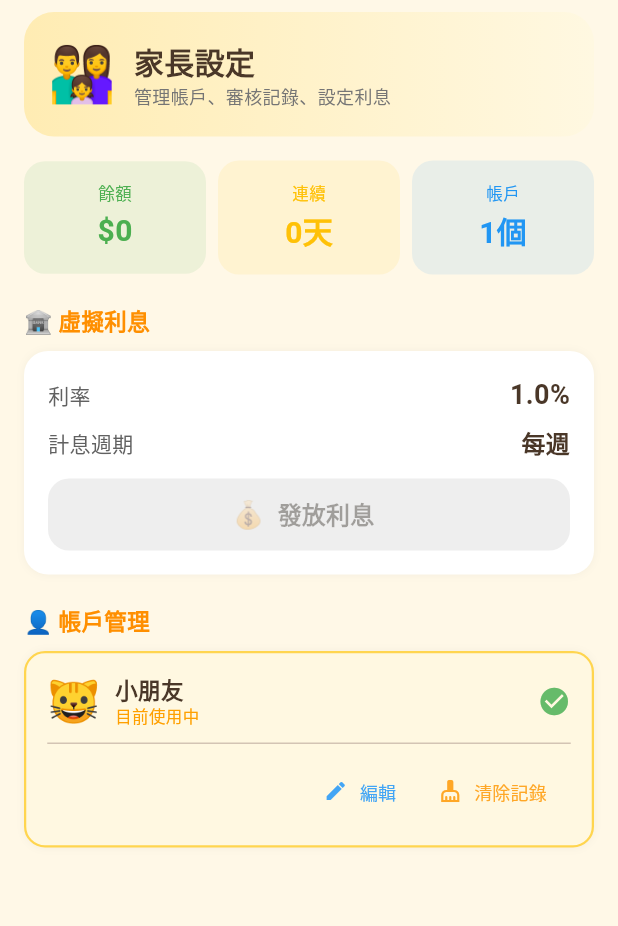
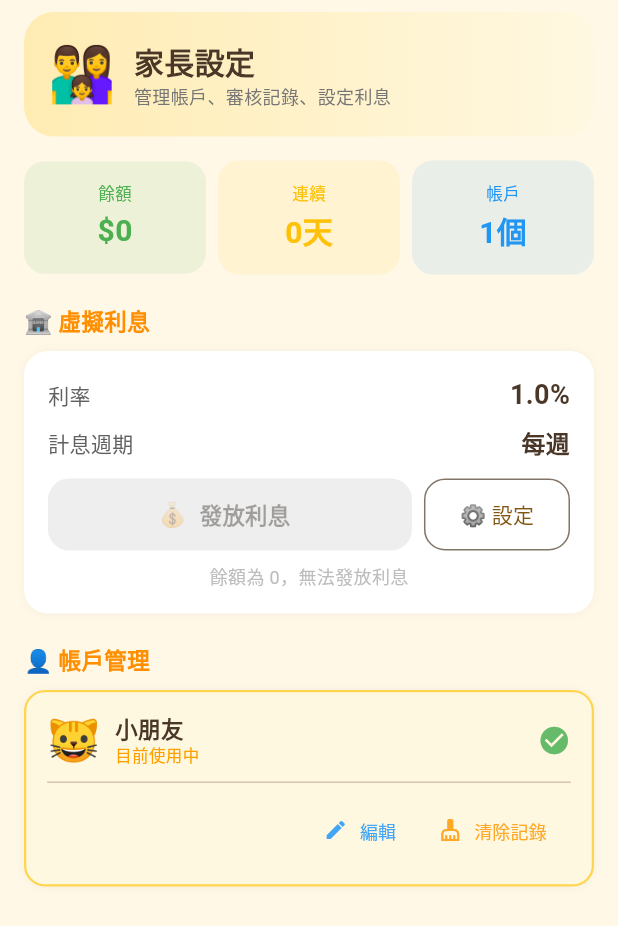
Before and after one commit to seasu/Meow-Meow-Bank, a Flutter app: the MoreScreen widget shown alone on an empty page, opened directly, on a phone screen of 412 x 824 dp. Shown: the top 926 px of the screen. Run offline on Flutter 3.47's test engine with Material 3 defaults, Android fonts, the phone set to English and light mode, and no system bars; our stand-ins replace audioplayers, shared_preferences; accounts and stored records are empty.

Commit message:
fix: complete interest settings with editable rate/period v2.0.0
Bug fix: interest rate and period were read-only, now editable
- ⚙️ Settings button opens edit mode with +/- rate buttons (0.5% steps)
- SegmentedButton to switch weekly/monthly period
- Preview shows estimated interest before applying
- Success message '✅ 已發放 $X 利息！' after applying
- Disabled state when balance is 0 with explanation text

Co-authored-by: Seasu <seasu@users.noreply.github.com>

```diff
--- a/lib/screens/more_screen.dart
+++ b/lib/screens/more_screen.dart
@@ -104,51 +104,7 @@ class MoreScreen extends StatelessWidget {
         // Interest settings
         _sectionTitle('🏦 虛擬利息'),
         const SizedBox(height: 8),
-        Container(
-          padding: const EdgeInsets.all(16),
-          decoration: BoxDecoration(
-            color: Colors.white,
-            borderRadius: BorderRadius.circular(16),
-            boxShadow: [BoxShadow(color: Colors.black.withValues(alpha: 0.04), blurRadius: 4)],
-          ),
-          child: Column(
-            children: [
-              Row(
-                mainAxisAlignment: MainAxisAlignment.spaceBetween,
-                children: [
-                  Text('利率', style: TextStyle(fontSize: 14, color: Colors.grey.shade700)),
-                  Text('${state.interestRate}%',
-                      style: const TextStyle(fontSize: 18, fontWeight: FontWeight.bold)),
-                ],
-              ),
-              const SizedBox(height: 8),
-              Row(
-                mainAxisAlignment: MainAxisAlignment.spaceBetween,
-                children: [
-                  Text('計息週期', style: TextStyle(fontSize: 14, color: Colors.grey.shade700)),
-                  Text(state.interestPeriod == 'weekly' ? '每週' : '每月',
-                      style: const TextStyle(fontSize: 16, fontWeight: FontWeight.bold)),
-                ],
-              ),
-              const SizedBox(height: 12),
-              SizedBox(
-                width: double.infinity,
-                height: 48,
-                child: ElevatedButton.icon(
-                  onPressed: state.balance > 0 ? () => state.applyInterest() : null,
-                  icon: const Text('💰', style: TextStyle(fontSize: 18)),
-                  label: const Text('發放利息', style: TextStyle(fontSize: 16, fontWeight: FontWeight.bold)),
-                  style: ElevatedButton.styleFrom(
-                    backgroundColor: Colors.blue,
-                    foregroundColor: Colors.white,
-                    disabledBackgroundColor: Colors.grey.shade200,
-                    shape: RoundedRectangleBorder(borderRadius: BorderRadius.circular(14)),
-                  ),
-                ),
-              ),
-            ],
-          ),
-        ),
+        _InterestCard(state: state),
         const SizedBox(height: 20),
 
         // Account management
@@ -363,3 +319,178 @@ class MoreScreen extends StatelessWidget {
     );
   }
 }
+
+class _InterestCard extends StatefulWidget {
+  final AppState state;
+  const _InterestCard({required this.state});
+
+  @override
+  State<_InterestCard> createState() => _InterestCardState();
+}
+
+class _InterestCardState extends State<_InterestCard> {
+  bool _editing = false;
+  late double _rate;
+  late String _period;
+  String? _message;
+
+  @override
+  void initState() {
+    super.initState();
+    _rate = widget.state.interestRate;
+    _period = widget.state.interestPeriod;
+  }
+
+  @override
+  Widget build(BuildContext context) {
+    final state = widget.state;
+    final interestPreview = state.balance > 0
+        ? (state.balance * state.interestRate / 100).round()
+        : 0;
+
+    return Container(
+      padding: const EdgeInsets.all(16),
+      decoration: BoxDecoration(
+        color: Colors.white,
+        borderRadius: BorderRadius.circular(16),
+        boxShadow: [BoxShadow(color: Colors.black.withValues(alpha: 0.04), blurRadius: 4)],
+      ),
+      child: Column(
+        children: [
+          if (!_editing) ...[
+            Row(
+              mainAxisAlignment: MainAxisAlignment.spaceBetween,
+              children: [
+                Text('利率', style: TextStyle(fontSize: 14, color: Colors.grey.shade700)),
+                Text('${state.interestRate}%', style: const TextStyle(fontSize: 18, fontWeight: FontWeight.bold)),
+              ],
+            ),
+            const SizedBox(height: 8),
+            Row(
+              mainAxisAlignment: MainAxisAlignment.spaceBetween,
+              children: [
+                Text('計息週期', style: TextStyle(fontSize: 14, color: Colors.grey.shade700)),
+                Text(state.interestPeriod == 'weekly' ? '每週' : '每月',
+                    style: const TextStyle(fontSize: 16, fontWeight: FontWeight.bold)),
+              ],
+            ),
+            if (state.balance > 0) ...[
+              const SizedBox(height: 4),
+              Text('預估本次利息: \$$interestPreview',
+                  style: TextStyle(fontSize: 12, color: Colors.blue.shade300)),
+            ],
+            const SizedBox(height: 12),
+            Row(
+              children: [
+                Expanded(
+                  child: SizedBox(
+                    height: 48,
+                    child: ElevatedButton.icon(
+                      onPressed: state.balance > 0
+                          ? () {
+                              state.applyInterest();
+                              setState(() => _message = '✅ 已發放 \$$interestPreview 利息！');
+                              Future.delayed(const Duration(seconds: 3), () {
+                                if (mounted) setState(() => _message = null);
+                              });
+                            }
+                          : null,
+                      icon: const Text('💰', style: TextStyle(fontSize: 16)),
+                      label: const Text('發放利息', style: TextStyle(fontSize: 15, fontWeight: FontWeight.bold)),
+                      style: ElevatedButton.styleFrom(
+                        backgroundColor: Colors.blue,
+                        foregroundColor: Colors.white,
+                        disabledBackgroundColor: Colors.grey.shade200,
+                        shape: RoundedRectangleBorder(borderRadius: BorderRadius.circular(14)),
+                      ),
+                    ),
+                  ),
+                ),
+                const SizedBox(width: 8),
+                SizedBox(
+                  height: 48,
+                  child: OutlinedButton(
+                    onPressed: () => setState(() {
+                      _editing = true;
+                      _rate = state.interestRate;
+                      _period = state.interestPeriod;
+                    }),
+                    style: OutlinedButton.styleFrom(
+                      shape: RoundedRectangleBorder(borderRadius: BorderRadius.circular(14)),
+                    ),
+                    child: const Text('⚙️ 設定'),
+                  ),
+                ),
+              ],
+            ),
+            if (_message != null) ...[
+              const SizedBox(height: 8),
+              Text(_message!, style: TextStyle(fontSize: 13, color: Colors.green.shade600, fontWeight: FontWeight.bold)),
+            ],
+            if (state.balance <= 0) ...[
+              const SizedBox(height: 8),
+              Text('餘額為 0，無法發放利息', style: TextStyle(fontSize: 12, color: Colors.grey.shade400)),
+            ],
+          ] else ...[
+            // Edit mode
+            Row(
+              children: [
+                Text('利率 %', style: TextStyle(fontSize: 14, color: Colors.grey.shade700)),
+                const Spacer(),
+                IconButton(
+                  onPressed: _rate > 0.5 ? () => setState(() => _rate = (_rate - 0.5).clamp(0.5, 50)) : null,
+                  icon: const Icon(Icons.remove_circle_outline),
+                  iconSize: 28,
+                ),
+                Text('${_rate.toStringAsFixed(1)}%',
+                    style: const TextStyle(fontSize: 22, fontWeight: FontWeight.bold)),
+                IconButton(
+                  onPressed: _rate < 50 ? () => setState(() => _rate = (_rate + 0.5).clamp(0.5, 50)) : null,
+                  icon: const Icon(Icons.add_circle_outline),
+                  iconSize: 28,
+                ),
+              ],
+            ),
+            const SizedBox(height: 8),
+            Row(
+              children: [
+                Text('計息週期', style: TextStyle(fontSize: 14, color: Colors.grey.shade700)),
+                const Spacer(),
+                SegmentedButton<String>(
+                  segments: const [
+                    ButtonSegment(value: 'weekly', label: Text('每週')),
+                    ButtonSegment(value: 'monthly', label: Text('每月')),
+                  ],
+                  selected: {_period},
+                  onSelectionChanged: (v) => setState(() => _period = v.first),
+                ),
+              ],
+            ),
+            const SizedBox(height: 12),
+            Row(
+              children: [
+                Expanded(
+                  child: OutlinedButton(
+                    onPressed: () => setState(() => _editing = false),
+                    child: const Text('取消'),
+                  ),
+                ),
+                const SizedBox(width: 8),
+                Expanded(
+                  child: ElevatedButton(
+                    onPressed: () {
+                      state.updateInterestConfig(_rate, _period);
+                      setState(() => _editing = false);
+                    },
+                    style: ElevatedButton.styleFrom(backgroundColor: Colors.amber, foregroundColor: Colors.white),
+                    child: const Text('儲存設定', style: TextStyle(fontWeight: FontWeight.bold)),
+                  ),
+                ),
+              ],
+            ),
+          ],
+        ],
+      ),
+    );
+  }
+}
--- a/lib/utils/version.dart
+++ b/lib/utils/version.dart
@@ -1 +1 @@
-const String appVersion = '1.9.9';
+const String appVersion = '2.0.0';
--- a/pubspec.yaml
+++ b/pubspec.yaml
@@ -1,7 +1,7 @@
 name: meow_meow_bank
 description: "喵喵金幣屋 — 兒童理財記帳 App"
 publish_to: 'none'
-version: 1.9.9+21
+version: 2.0.0+22
 
 environment:
   sdk: ^3.11.0
```
